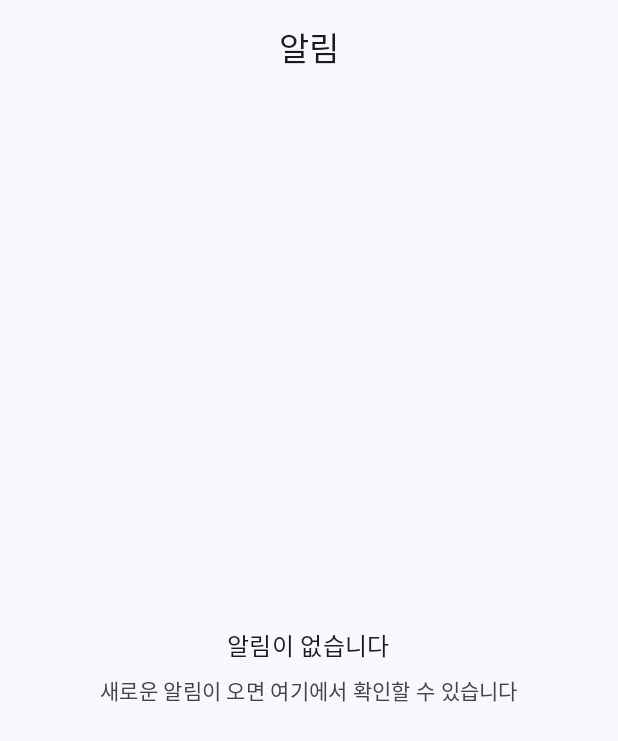
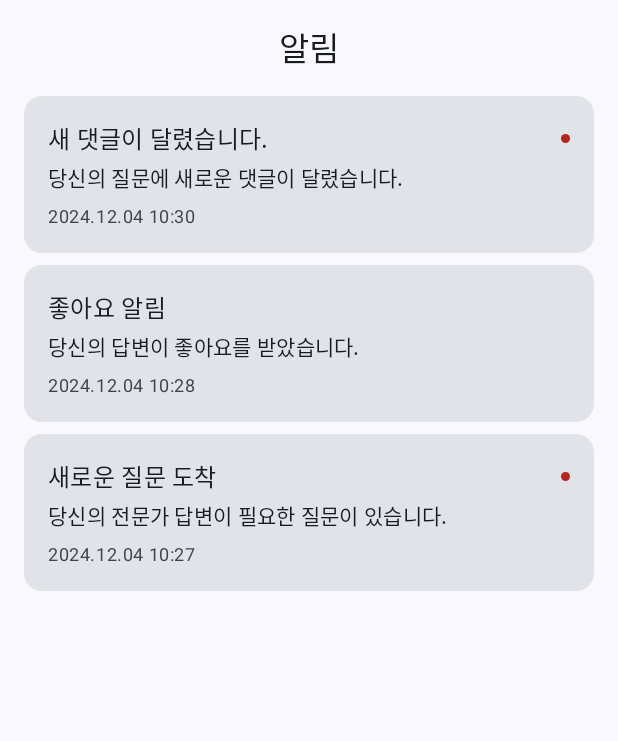
Before and after one commit to elaus00/Verif_ai, an Android app built with Jetpack Compose: the InboxScreen screen opened through its navigation route, on a phone screen of 412 x 824 dp. Shown: the top 741 px of the screen. Run offline under Robolectric (Android 15) with nearby library versions, the phone set to English and light mode, and no system bars; our stand-ins replace Dagger/Hilt's generated code, Room's generated code; libraries missing offline, so code that uses them is left out: androidx.room.util; 1 statement that could not run was skipped.

Commit message:
roomdb - insert notification

```diff
--- a/app/build.gradle.kts
+++ b/app/build.gradle.kts
@@ -127,5 +127,10 @@ dependencies {
     implementation(libs.gms.play.services.auth)
     implementation(libs.gms.play.services.safetynet)
 
-    implementation(libs.androidx.room.common)
+    val room_version = "2.6.1"
+
+    implementation("androidx.room:room-runtime:$room_version")
+    kapt ("androidx.room:room-compiler:2.6.0")
+    implementation ("androidx.room:room-ktx:2.6.0")
+
 }
--- a/app/src/main/AndroidManifest.xml
+++ b/app/src/main/AndroidManifest.xml
@@ -6,6 +6,8 @@
     <uses-permission android:name="android.permission.INTERNET" />
     <uses-permission android:name="android.permission.ACCESS_NETWORK_STATE" />
     <uses-permission android:name="com.google.android.providers.gsf.permission.READ_GSERVICES" />
+    <uses-permission android:name="android.permission.WRITE_EXTERNAL_STORAGE" />
+
 
     <application
         android:name=".VerifAI"
--- a/app/src/main/java/mp/verif_ai/data/repository/InboxRepositoryImpl.kt
+++ b/app/src/main/java/mp/verif_ai/data/repository/InboxRepositoryImpl.kt
@@ -19,15 +19,56 @@ class InboxRepositoryImpl @Inject constructor(
     private val notificationDao: NotificationDao,
     // private val connectivityChecker: ConnectivityChecker
 ) : InboxRepository {
+    override suspend fun getNotifications(): Flow<List<Notification>> {
+        return notificationDao.getAllNotifications().map { entities ->
+            entities.map { it.toDomainModel() }  // toDomainModel() 함수 활용
+        }
+    }
 
-    override suspend fun getNotifications(): List<Notification> {
-        // TODO: Implementation
-        // 1. 네트워크 연결 확인
-        // 2. 연결된 경우 API에서 최신 데이터 가져오기
-        // 3. 로컬 DB 업데이트
-        // 4. 연결 안 된 경우 로컬 DB에서 데이터 가져오기
-        return emptyList()
+    override suspend fun insertMockData() {
+        val mockNotifications = listOf(
+            NotificationEntity(
+                id = "1",
+                userId = "user_123",
+                title = "새 댓글이 달렸습니다.",
+                content = "당신의 질문에 새로운 댓글이 달렸습니다.",
+                type = "COMMENT",
+                isRead = false,
+                deepLink = "app://comments/1",
+                createdAt = System.currentTimeMillis()
+            ),
+            NotificationEntity(
+                id = "2",
+                userId = "user_456",
+                title = "좋아요 알림",
+                content = "당신의 답변이 좋아요를 받았습니다.",
+                type = "LIKE",
+                isRead = true,
+                deepLink = "app://answers/like/2",
+                createdAt = System.currentTimeMillis() - 100000
+            ),
+            NotificationEntity(
+                id = "3",
+                userId = "user_789",
+                title = "새로운 질문 도착",
+                content = "당신의 전문가 답변이 필요한 질문이 있습니다.",
+                type = "NEW_QUESTION",
+                isRead = false,
+                deepLink = null,
+                createdAt = System.currentTimeMillis() - 200000
+            )
+        )
+        notificationDao.insertNotification(mockNotifications)
     }
+
+//    override suspend fun getNotifications(): List<Notification> {
+//        // TODO: Implementation
+//        // 1. 네트워크 연결 확인
+//        // 2. 연결된 경우 API에서 최신 데이터 가져오기
+//        // 3. 로컬 DB 업데이트
+//        // 4. 연결 안 된 경우 로컬 DB에서 데이터 가져오기
+//        return emptyList()
+//    }
 
     override suspend fun markAsRead(notificationId: String) {
         // TODO: Implementation
--- /dev/null
+++ b/app/src/main/java/mp/verif_ai/data/room/Database.kt
@@ -0,0 +1,12 @@
+package mp.verif_ai.data.room
+
+
+import androidx.room.Database
+import androidx.room.RoomDatabase
+import mp.verif_ai.data.room.dao.NotificationDao
+import mp.verif_ai.data.room.model.NotificationEntity
+
+@Database(entities = [NotificationEntity::class], version = 1)
+abstract class NotificationDatabase : RoomDatabase() {
+    abstract fun notificationDao(): NotificationDao
+}
--- /dev/null
+++ b/app/src/main/java/mp/verif_ai/data/room/dao/AnswerDao.kt
@@ -0,0 +1,19 @@
+package mp.verif_ai.data.room.dao
+
+import androidx.room.*
+import mp.verif_ai.data.room.model.AnswerEntity
+
+@Dao
+interface AnswerDao {
+    @Insert(onConflict = OnConflictStrategy.REPLACE)
+    suspend fun insertAnswer(answer: AnswerEntity)
+
+    @Query("SELECT * FROM answers WHERE id = :id")
+    suspend fun getAnswerById(id: String): AnswerEntity?
+
+    @Query("SELECT * FROM answers")
+    suspend fun getAllAnswers(): List<AnswerEntity>
+
+    @Delete
+    suspend fun deleteAnswer(answer: AnswerEntity)
+}
--- a/app/src/main/java/mp/verif_ai/data/room/dao/NotificationDao.kt
+++ b/app/src/main/java/mp/verif_ai/data/room/dao/NotificationDao.kt
@@ -2,6 +2,7 @@ package mp.verif_ai.data.room.dao
 
 import androidx.room.Dao
 import androidx.room.Insert
+import androidx.room.OnConflictStrategy
 import androidx.room.Query
 import androidx.room.Update
 import kotlinx.coroutines.flow.Flow
@@ -9,8 +10,8 @@ import mp.verif_ai.data.room.model.NotificationEntity
 
 @Dao
 interface NotificationDao {
-    @Insert
-    suspend fun insertNotification(notification: NotificationEntity)
+    @Insert(onConflict = OnConflictStrategy.REPLACE)
+    suspend fun insertNotification(notification: List<NotificationEntity>)
 
     @Update
     suspend fun updateNotification(notification: NotificationEntity)
--- /dev/null
+++ b/app/src/main/java/mp/verif_ai/data/room/model/AnswerEntity.kt
@@ -0,0 +1,19 @@
+package mp.verif_ai.data.room.model
+
+import androidx.room.Entity
+import androidx.room.PrimaryKey
+
+@Entity(tableName = "answers")
+data class AnswerEntity(
+    @PrimaryKey val id: String,
+    val questionId: String,
+    val expertId: String,
+    val content: String,
+    val type: String,  // Enum은 문자열로 저장
+    val status: String, // Enum은 문자열로 저장
+    val accuracy: Int?, // Nullable 지원
+    val isAdopted: Boolean,
+    val helpfulCount: Int,
+    val createdAt: Long,
+    val updatedAt: Long
+)
--- /dev/null
+++ b/app/src/main/java/mp/verif_ai/di/DatabaseModule.kt
@@ -0,0 +1,32 @@
+package mp.verif_ai.di
+
+import android.content.Context
+import androidx.room.Room
+import dagger.Module
+import dagger.Provides
+import dagger.hilt.InstallIn
+import dagger.hilt.android.qualifiers.ApplicationContext
+import dagger.hilt.components.SingletonComponent
+import mp.verif_ai.data.room.NotificationDatabase
+import mp.verif_ai.data.room.dao.NotificationDao
+import mp.verif_ai.data.room.model.NotificationEntity
+import javax.inject.Singleton
+
+@Module
+@InstallIn(SingletonComponent::class)
+object DatabaseModule {
+    @Provides
+    @Singleton
+    fun provideDatabase(@ApplicationContext context: Context): NotificationDatabase {
+        return Room.databaseBuilder(
+            context,
+            NotificationDatabase::class.java,
+            "notification_db"
+        ).build()
+    }
+
+    @Provides
+    fun provideNotificationDao(database: NotificationDatabase): NotificationDao {
+        return database.notificationDao()
+    }
+}
--- a/app/src/main/java/mp/verif_ai/domain/model/Notification.kt
+++ b/app/src/main/java/mp/verif_ai/domain/model/Notification.kt
@@ -12,6 +12,9 @@ data class Notification(
 )
 
 enum class NotificationType {
+    COMMENT,
+    LIKE,
+    NEW_QUESTION,
     QUESTION,
     ANSWER,
     CHAT,
--- a/app/src/main/java/mp/verif_ai/domain/repository/InboxRepository.kt
+++ b/app/src/main/java/mp/verif_ai/domain/repository/InboxRepository.kt
@@ -4,7 +4,8 @@ import kotlinx.coroutines.flow.Flow
 import mp.verif_ai.domain.model.Notification
 
 interface InboxRepository {
-    suspend fun getNotifications(): List<Notification>
+    suspend fun getNotifications(): Flow<List<Notification>> // 변경된 반환 타입
+    suspend fun insertMockData()
     suspend fun markAsRead(notificationId: String)
     suspend fun markAllAsRead()
     suspend fun deleteNotification(notificationId: String)
--- a/app/src/main/java/mp/verif_ai/presentation/screens/auth/OnBoarding.kt
+++ b/app/src/main/java/mp/verif_ai/presentation/screens/auth/OnBoarding.kt
@@ -69,6 +69,19 @@ fun OnBoardingScreen(
                 enabled = verificationCode.isNotEmpty(),
             )
 
+            TextButton(
+                onClick = { navController.navigate(Screen.MainNav.Home.route) },
+                modifier = Modifier.fillMaxWidth(),
+                colors = ButtonDefaults.textButtonColors(
+                    contentColor = MaterialTheme.colorScheme.primary.copy(alpha = 0.6f)
+                )
+            ) {
+                Text(
+                    text = "[TEST] Skip to Main",
+                    style = MaterialTheme.typography.bodyMedium
+                )
+            }
+
             // Test Button (개발 중일 때만 표시)
             if (BuildConfig.DEBUG) {
                 TextButton(
--- a/app/src/main/java/mp/verif_ai/presentation/viewmodel/InboxViewModel.kt
+++ b/app/src/main/java/mp/verif_ai/presentation/viewmodel/InboxViewModel.kt
@@ -25,19 +25,32 @@ class InboxViewModel @Inject constructor(
 
     fun loadNotifications() {
         viewModelScope.launch {
-            _uiState.value = InboxUiState.Loading
-            try {
-                val notifications = inboxRepository.getNotifications()
+            inboxRepository.insertMockData() // Insert mock data initially
+            inboxRepository.getNotifications().collect { notifications ->
                 _uiState.value = if (notifications.isEmpty()) {
                     InboxUiState.Empty
                 } else {
                     InboxUiState.Success(notifications)
                 }
-            } catch (e: Exception) {
-                _uiState.value = InboxUiState.Error(e.message ?: "알 수 없는 오류가 발생했습니다")
             }
         }
     }
+
+//    fun loadNotifications() {
+//        viewModelScope.launch {
+//            _uiState.value = InboxUiState.Loading
+//            try {
+//                val notifications = inboxRepository.getNotifications()
+//                _uiState.value = if (notifications.isEmpty()) {
+//                    InboxUiState.Empty
+//                } else {
+//                    InboxUiState.Success(notifications)
+//                }
+//            } catch (e: Exception) {
+//                _uiState.value = InboxUiState.Error(e.message ?: "알 수 없는 오류가 발생했습니다")
+//            }
+//        }
+//    }
 
     fun markAsRead(notificationId: String) {
         viewModelScope.launch {
```
Also changed, not shown: app/src/main/java/mp/verif_ai/data/room/model/NotificationEntity.kt (line endings or trailing spaces).
